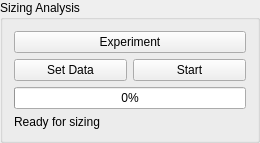
Above: ui/sizingWidget.ui from FXIhub/owl before the change. Below: the same form after it.
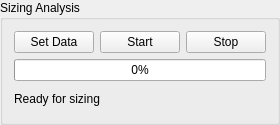
That is the form after the change.

Commit message: Added options to quit sizing analysis

Patch:
```diff
--- a/ui/sizingWidget.ui
+++ b/ui/sizingWidget.ui
@@ -6,8 +6,8 @@
    <rect>
     <x>0</x>
     <y>0</y>
-    <width>260</width>
-    <height>143</height>
+    <width>266</width>
+    <height>125</height>
    </rect>
   </property>
   <property name="windowTitle">
@@ -19,7 +19,7 @@
   <layout class="QGridLayout" name="gridLayout_2">
    <item row="0" column="0">
     <layout class="QGridLayout" name="gridLayout">
-     <item row="1" column="0">
+     <item row="0" column="0">
       <widget class="QPushButton" name="setdataButton">
        <property name="focusPolicy">
         <enum>Qt::NoFocus</enum>
@@ -29,40 +29,37 @@
        </property>
       </widget>
      </item>
-     <item row="4" column="0" colspan="2">
+     <item row="0" column="1">
+      <widget class="QPushButton" name="startButton">
+       <property name="focusPolicy">
+        <enum>Qt::TabFocus</enum>
+       </property>
+       <property name="text">
+        <string>Start</string>
+       </property>
+      </widget>
+     </item>
+     <item row="0" column="2">
+      <widget class="QPushButton" name="stopButton">
+       <property name="text">
+        <string>Stop</string>
+       </property>
+      </widget>
+     </item>
+     <item row="1" column="0" colspan="3">
       <widget class="QProgressBar" name="progressBar">
        <property name="value">
         <number>0</number>
        </property>
       </widget>
      </item>
-     <item row="5" column="0" colspan="2">
+     <item row="2" column="0" colspan="3">
       <widget class="QLabel" name="progressLabel">
        <property name="text">
         <string>Ready for sizing</string>
        </property>
       </widget>
      </item>
-     <item row="1" column="1">
-      <widget class="QPushButton" name="startButton">
-       <property name="focusPolicy">
-        <enum>Qt::TabFocus</enum>
-       </property>
-       <property name="text">
-        <string>Start</string>
-       </property>
-      </widget>
-     </item>
-     <item row="0" column="0" colspan="2">
-      <widget class="QPushButton" name="experimentButton">
-       <property name="focusPolicy">
-        <enum>Qt::NoFocus</enum>
-       </property>
-       <property name="text">
-        <string>Experiment</string>
-       </property>
-      </widget>
-     </item>
     </layout>
    </item>
   </layout>
```
The commit also changes 4 other files.
